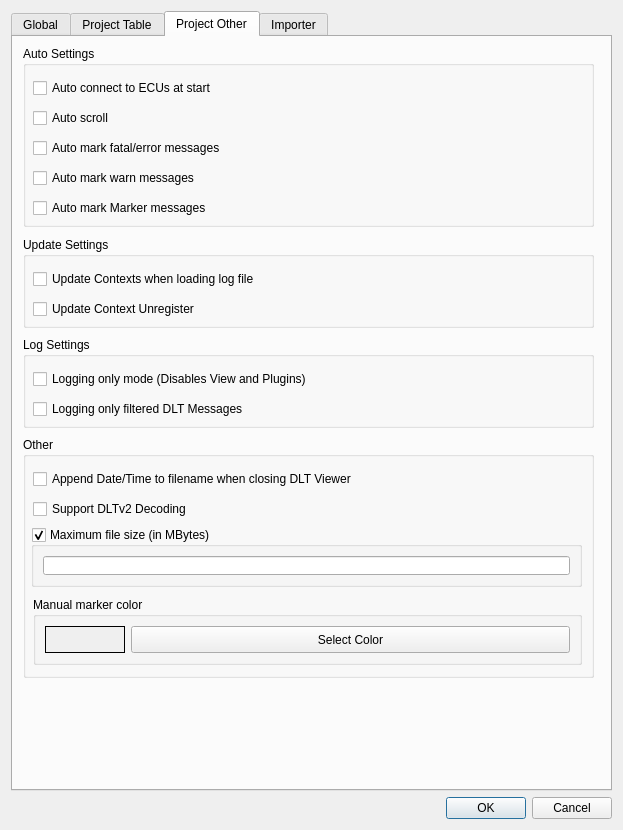
This is src/settingsdialog.ui in COVESA/dlt-viewer as Qt 5 draws it before an edit. The edited form follows.
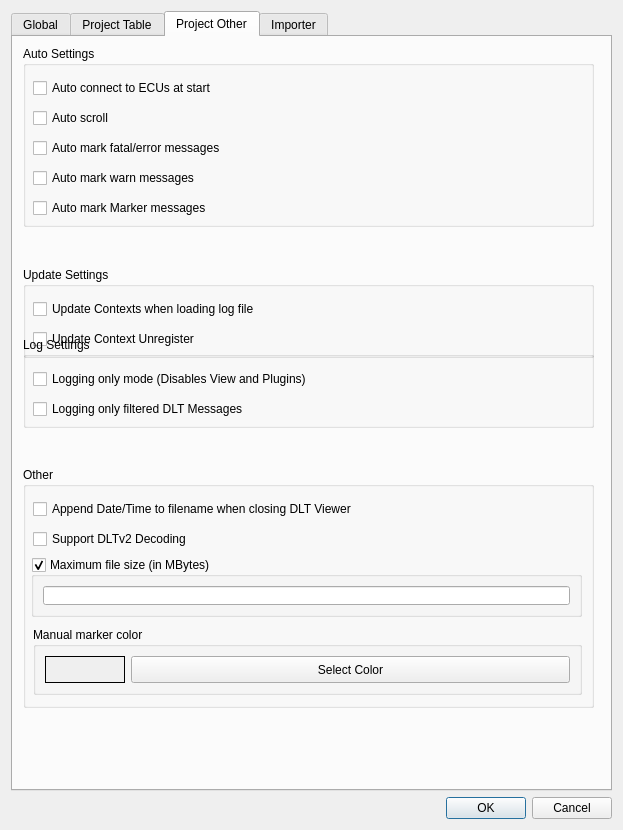
This is the edited form. The open tabs and pages were chosen to show the change. Icons and pictures are not drawn.

Patch:
```diff
--- a/src/settingsdialog.ui
+++ b/src/settingsdialog.ui
@@ -927,7 +927,7 @@
        <property name="geometry">
         <rect>
          <x>10</x>
-         <y>200</y>
+        <y>230</y>
          <width>571</width>
          <height>91</height>
         </rect>
@@ -1005,7 +1005,7 @@
        <property name="geometry">
         <rect>
          <x>10</x>
-         <y>400</y>
+        <y>430</y>
          <width>571</width>
          <height>241</height>
         </rect>
```
Left out of the diff: 16 changed lines with no effect on the pictures.
